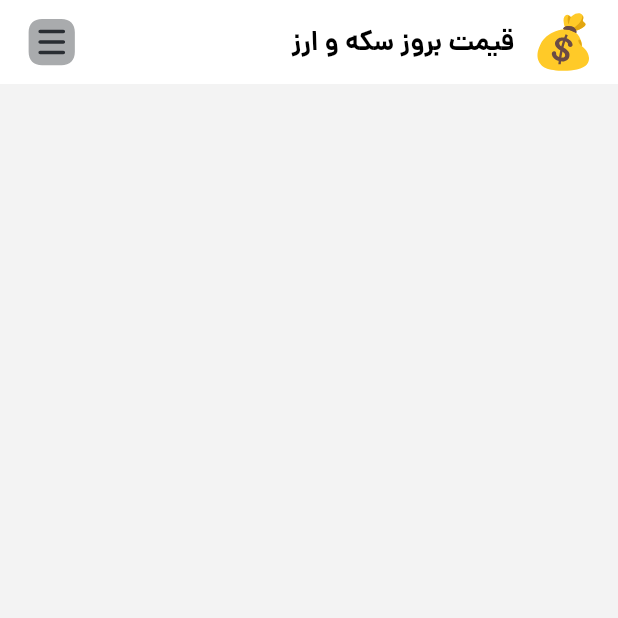
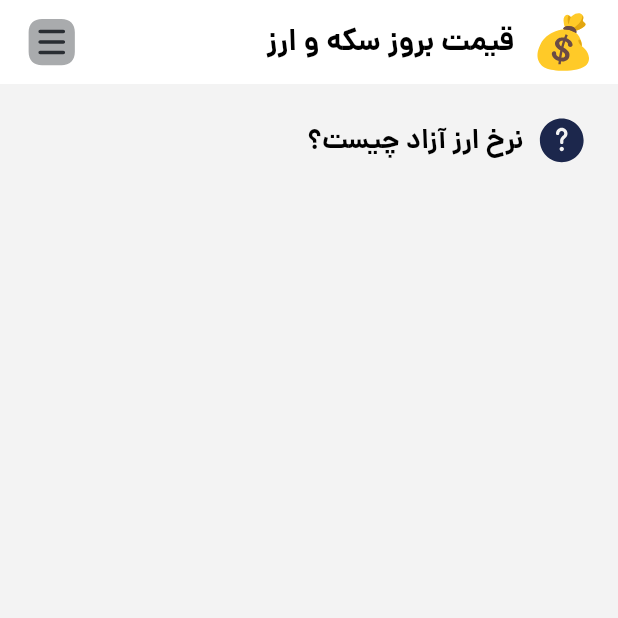
Before and after one commit to mahdi-khoshkhabar/currency_sample, a Flutter app: the screen it shows after launch, on a phone screen of 412 x 824 dp, the top half of it. Run offline on Flutter 3.47's test engine with Material 3 defaults, Android fonts, the phone set to English and light mode, and no system bars; our stand-ins replace flutter_svg.

Commit message:
first row of main body added

```diff
--- a/lib/component/text_style.dart
+++ b/lib/component/text_style.dart
@@ -3,6 +3,11 @@ import 'package:flutter/material.dart';
 
 TextStyle appBarTextStyle = const TextStyle(
     fontFamily: 'Dana',
+    fontSize: 20,
+    fontWeight: FontWeight.w700,
+    color: SolidColors.appBarTextColor);
+TextStyle headline1 = const TextStyle(
+    fontFamily: 'Dana',
     fontSize: 18,
     fontWeight: FontWeight.w700,
     color: SolidColors.appBarTextColor);
--- a/lib/main.dart
+++ b/lib/main.dart
@@ -54,8 +54,28 @@ class MyApp extends StatelessWidget {
             )
           ]),
         ),
-        body: const Column(
-          children: [],
+        body: Padding(
+          padding: const EdgeInsets.all(20.0),
+          child: Column(
+            children: [
+              Row(
+                children: [
+                  SvgPicture.asset(
+                    "assets/images/question-circle-svgrepo-com 1.svg",
+                    width: 35,
+                    height: 35,
+                  ),
+                  const SizedBox(
+                    width: 8,
+                  ),
+                  Text(
+                    "نرخ ارز آزاد چیست؟",
+                    style: headline1,
+                  )
+                ],
+              )
+            ],
+          ),
         ),
       ),
     );
```
Also changed, not shown: assets/images/question-circle-svgrepo-com 1.svg (added).
